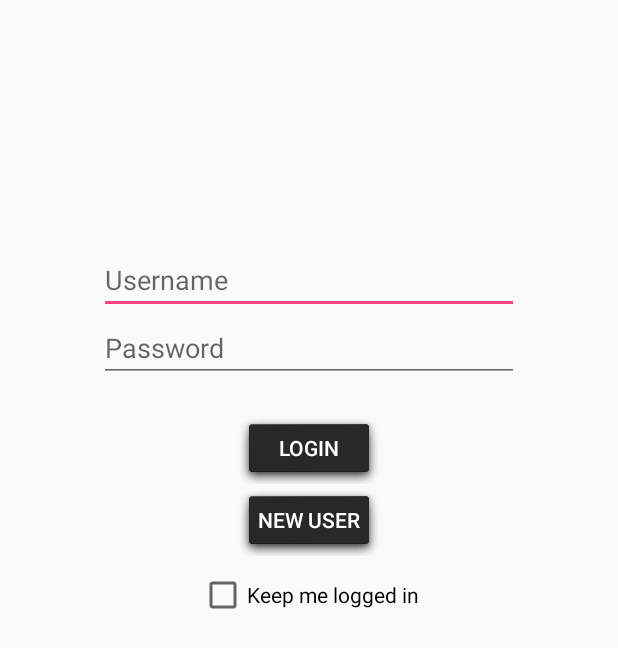
After one commit to iamkeeb/wakeParks, an Android app: the layout activity_login_page.xml on its own in the app's theme, with its tools: preview values and no code run, on a phone screen of 412 x 824 dp. The commit adds this screen. Shown: the top 648 px of the screen. Run offline under Robolectric (Android 15) with nearby library versions, the phone set to English and light mode, and no system bars.

Commit message:
Added Login Page

```diff
--- /dev/null
+++ b/app/src/main/java/com/example/kissesfrme_20/wakeparks/login_page.java
@@ -0,0 +1,13 @@
+package com.example.kissesfrme_20.wakeparks;
+
+import android.support.v7.app.AppCompatActivity;
+import android.os.Bundle;
+
+public class login_page extends AppCompatActivity {
+
+    @Override
+    protected void onCreate(Bundle savedInstanceState) {
+        super.onCreate(savedInstanceState);
+        setContentView(R.layout.activity_login_page);
+    }
+}
--- a/app/src/main/java/com/example/kissesfrme_20/wakeparks/welcome_page.java
+++ b/app/src/main/java/com/example/kissesfrme_20/wakeparks/welcome_page.java
@@ -20,6 +20,12 @@ public class welcome_page extends AppCompatActivity {
         setContentView(R.layout.activity_welcome_page);
 
         button2 = (Button) findViewById(R.id.button2);
+    }
+
+    /*Called when user clicks Login*/
+    public void login(View view) {
+        Intent intent = new Intent(this, login_page.class);
+        startActivity(intent);
     }
 
     /*Called when user clicks Not Now*/
--- /dev/null
+++ b/app/src/main/res/layout/activity_login_page.xml
@@ -0,0 +1,68 @@
+<?xml version="1.0" encoding="utf-8"?>
+<RelativeLayout xmlns:android="http://schemas.android.com/apk/res/android"
+    xmlns:tools="http://schemas.android.com/tools"
+    android:layout_width="match_parent"
+    android:layout_height="match_parent"
+    android:paddingBottom="@dimen/activity_vertical_margin"
+    android:paddingLeft="@dimen/activity_horizontal_margin"
+    android:paddingRight="@dimen/activity_horizontal_margin"
+    android:paddingTop="@dimen/activity_vertical_margin"
+    tools:context=".login_page">
+
+    <LinearLayout
+        android:orientation="vertical"
+        android:layout_width="match_parent"
+        android:layout_height="match_parent"
+        android:layout_alignParentTop="true">
+
+        <EditText
+            android:layout_width="fill_parent"
+            android:layout_height="wrap_content"
+            android:id="@+id/editText"
+            android:layout_marginTop="148dp"
+            android:clickable="false"
+            android:inputType="text"
+            android:hint="@string/username"
+            android:layout_marginLeft="50dp"
+            android:layout_marginRight="50dp" />
+
+        <EditText
+            android:layout_width="fill_parent"
+            android:layout_height="wrap_content"
+            android:inputType="textPassword"
+            android:ems="10"
+            android:id="@+id/editText2"
+            android:hint="@string/password"
+            android:layout_marginLeft="50dp"
+            android:layout_marginRight="50dp" />
+
+        <Button
+            android:layout_width="wrap_content"
+            android:layout_height="wrap_content"
+            android:text="@string/login"
+            android:id="@+id/button8"
+            android:layout_gravity="center_horizontal"
+            android:clickable="true"
+            android:layout_marginTop="20dp"
+            android:background="@android:drawable/dialog_holo_dark_frame"
+            android:textColor="#ffffff" />
+
+        <Button
+            android:layout_width="wrap_content"
+            android:layout_height="wrap_content"
+            android:text="@string/new_user"
+            android:id="@+id/button9"
+            android:layout_gravity="center_horizontal"
+            android:clickable="true"
+            android:background="@android:drawable/dialog_holo_dark_frame"
+            android:textColor="#ffffff" />
+
+        <CheckBox
+            android:layout_width="wrap_content"
+            android:layout_height="wrap_content"
+            android:text="@string/keep_me_logged_in"
+            android:id="@+id/checkBox"
+            android:layout_gravity="center_horizontal"
+            android:layout_marginTop="10dp" />
+    </LinearLayout>
+</RelativeLayout>
--- a/app/src/main/res/layout/activity_welcome_page.xml
+++ b/app/src/main/res/layout/activity_welcome_page.xml
@@ -32,7 +32,8 @@
         android:layout_marginTop="84dp"
         android:background="@android:drawable/dialog_holo_dark_frame"
         android:textColor="#ffffff"
-        android:textStyle="bold" />
+        android:textStyle="bold"
+        android:onClick="login"/>
 
     <Button
         android:layout_width="fill_parent"
--- a/app/src/main/res/values/strings.xml
+++ b/app/src/main/res/values/strings.xml
@@ -21,4 +21,8 @@
     <string name="user_photos">User Photos</string>
     <string name="user_photos_button">User Photos Button</string>
     <string name="edit_information_button">Edit Information Button</string>
+    <string name="username">Username</string>
+    <string name="password">Password</string>
+    <string name="new_user">New User</string>
+    <string name="keep_me_logged_in">Keep me logged in</string>
 </resources>
```
